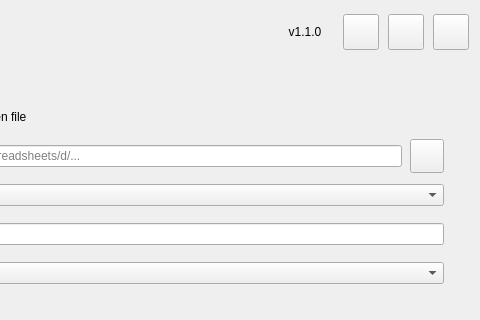
This is src/import_localize/ui/forms/main_window.ui in longnguy3n/Import-Localize as Qt 5 draws it before an edit; both pictures show x 280 to 760 and y 0 to 320 of the 760 by 936 pixel window. The edited form follows.
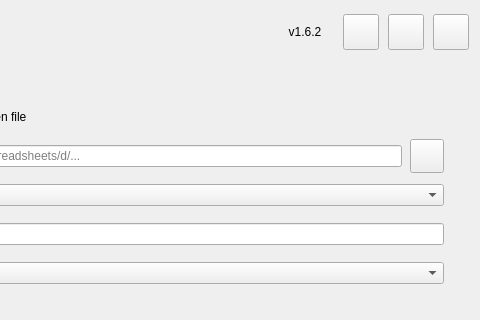
This is the edited form.

Patch:
```diff
--- a/src/import_localize/ui/forms/main_window.ui
+++ b/src/import_localize/ui/forms/main_window.ui
@@ -151,7 +151,7 @@
          </size>
         </property>
         <property name="text">
-         <string>v1.1.0</string>
+         <string>v1.6.2</string>
         </property>
         <property name="alignment">
          <set>Qt::AlignmentFlag::AlignCenter</set>
```
